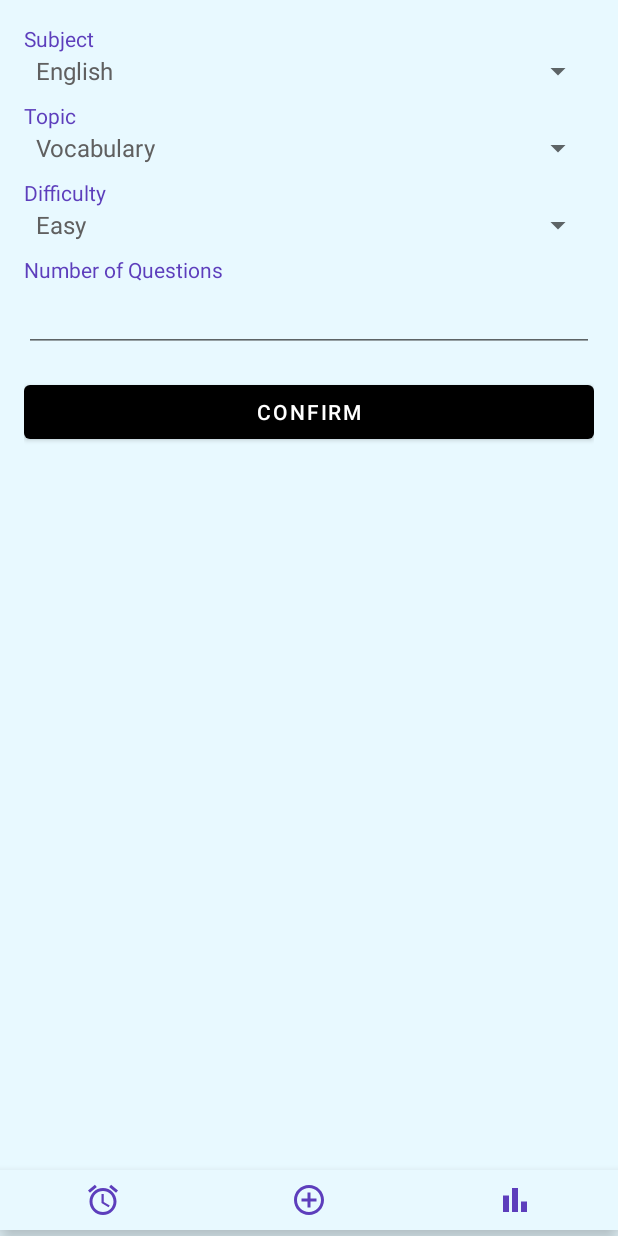
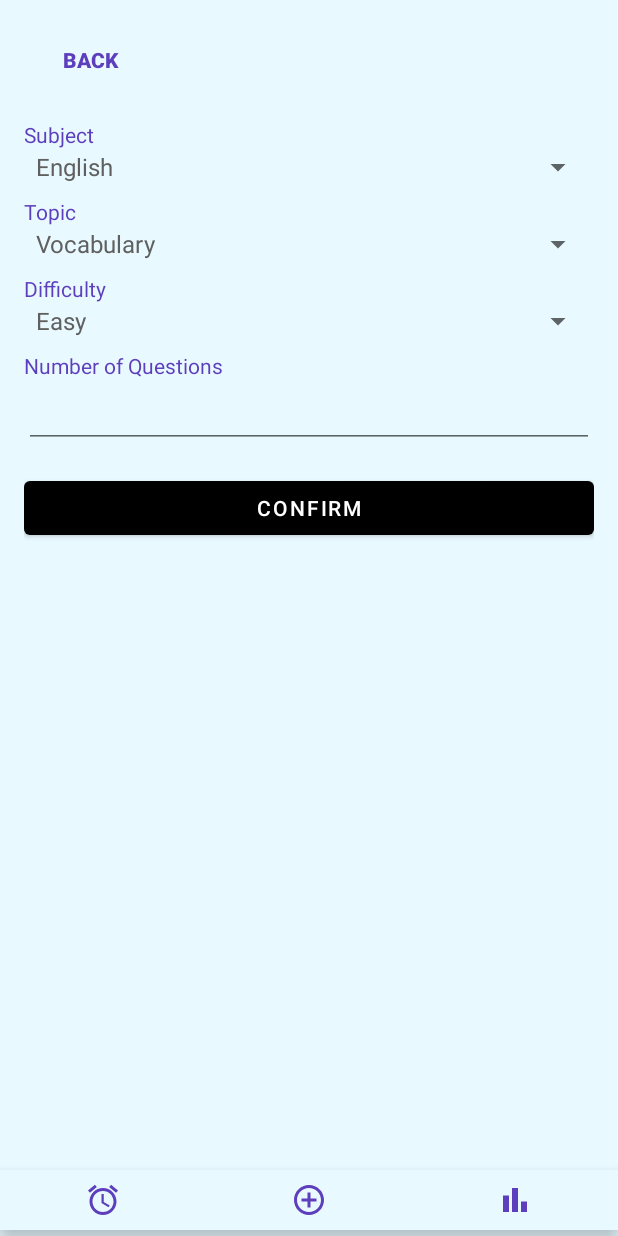
Before and after one commit to KienMai262/AlarmClock, an Android app: the QuizSetupFragment screen opened through its navigation route, on a phone screen of 412 x 824 dp. Run offline under Robolectric (Android 15) with nearby library versions, the phone set to English and light mode, and no system bars; our stand-ins replace navigation-ui.

Commit message:
add back button

```diff
--- a/app/src/main/java/com/example/alarmclock/ui/quiz/QuizSetupFragment.java
+++ b/app/src/main/java/com/example/alarmclock/ui/quiz/QuizSetupFragment.java
@@ -52,13 +52,16 @@ public class QuizSetupFragment extends Fragment {
         spinnerDifficulty = view.findViewById(R.id.spinner_difficulty);
         editTextNumQuestions = view.findViewById(R.id.edit_text_number_questions);
         btnConfirm = view.findViewById(R.id.btn_confirm_quiz_setup);
-
-
-
+        Button btnBack = view.findViewById(R.id.btn_back);
 
         setupTopicMap(); // Đưa dữ liệu vào topicMap dựa trên ngôn ngữ
         setupSubjectSpinner();
         setupDifficultySpinner();
+
+        btnBack.setOnClickListener(v -> {
+            NavController navController = NavHostFragment.findNavController(this);
+            navController.popBackStack();  // Quay lại màn hình trước
+        });
 
         btnConfirm.setOnClickListener(v -> {
             String subject = spinnerSubject.getSelectedItem().toString();
@@ -90,9 +93,7 @@ public class QuizSetupFragment extends Fragment {
             // Quay về fragment trước (CreateAlarmFragment)
             NavController navController = NavHostFragment.findNavController(this);
             navController.popBackStack();  // Quay lại màn trước
-
         });
-
         return view;
     }
     //bổ sung setupTopicmap
@@ -153,5 +154,4 @@ public class QuizSetupFragment extends Fragment {
         adapter.setDropDownViewResource(android.R.layout.simple_spinner_dropdown_item);
         spinnerDifficulty.setAdapter(adapter);
     }
-
 }
--- a/app/src/main/res/layout/fragment_quiz_setup.xml
+++ b/app/src/main/res/layout/fragment_quiz_setup.xml
@@ -2,12 +2,26 @@
 <ScrollView xmlns:android="http://schemas.android.com/apk/res/android"
     android:layout_width="match_parent"
     android:layout_height="match_parent"
+    xmlns:tools="http://schemas.android.com/tools"
     android:padding="16dp">
 
     <LinearLayout
         android:layout_width="match_parent"
         android:layout_height="wrap_content"
         android:orientation="vertical">
+
+        <!--Nút back-->
+        <Button
+            android:id="@+id/btn_back"
+            style="?android:attr/borderlessButtonStyle"
+            android:textColor="?attr/android:textColorTertiary"
+            android:layout_weight="1"
+            android:layout_width="wrap_content"
+            android:layout_height="wrap_content"
+            android:textStyle="bold"
+            android:text="@string/back"
+            android:layout_marginBottom="16dp"
+            tools:ignore="DuplicateSpeakableTextCheck" />
 
         <!-- Spinner chọn subject (English, Math) -->
         <TextView
--- a/app/src/main/res/values/strings.xml
+++ b/app/src/main/res/values/strings.xml
@@ -28,7 +28,7 @@
     <string name="sunday">Sunday</string>
 
 
-    <string name="repair_alarm_text">Repair alarm</string>
+    <string name="repair_alarm_text">Modify alarm</string>
     <string name="loop">Loop</string>
     <string name="music">Music</string>
     <string name="vibration_when_alarm">Vibration when alarm</string>
```
